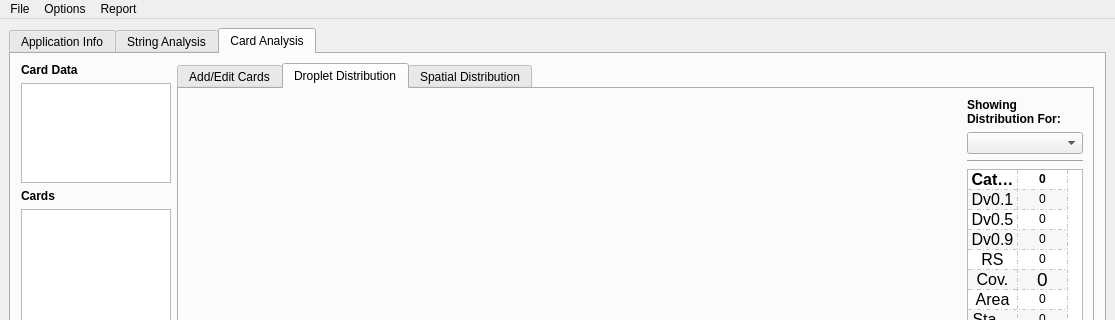
The window that accupatt/windows/ui/mainWindow.ui (gill14/AccuPatt) describes before a commit, drawn with Qt 5; both pictures show x 0 to 1115 and y 0 to 320 of the 1115 by 692 pixel window.
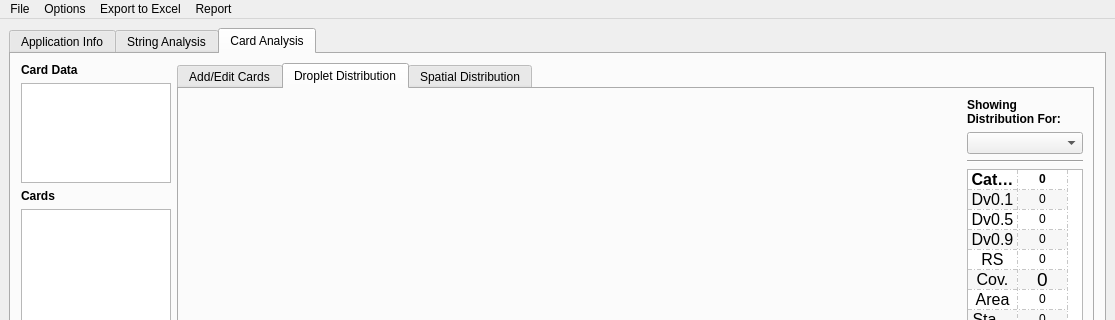
The same window after the commit. Custom widgets are drawn as their Qt base class.

Commit message: flyin report, export all to excel started

What changed in the file:
```diff
--- a/accupatt/windows/ui/mainWindow.ui
+++ b/accupatt/windows/ui/mainWindow.ui
@@ -1792,8 +1792,17 @@
     <addaction name="actionEdit_Headers"/>
     <addaction name="actionEdit_Logo"/>
    </widget>
+   <widget class="QMenu" name="menuExport_to_Excel">
+    <property name="title">
+     <string>Export to Excel</string>
+    </property>
+    <addaction name="action_safe_report"/>
+    <addaction name="separator"/>
+    <addaction name="action_detailed_report"/>
+   </widget>
    <addaction name="menu_file"/>
    <addaction name="menu_options"/>
+   <addaction name="menuExport_to_Excel"/>
    <addaction name="menuReport"/>
   </widget>
   <widget class="QStatusBar" name="statusbar"/>
```
Left out of the diff: 12 changed lines with no effect on the pictures. The commit also changes 3 other files.
